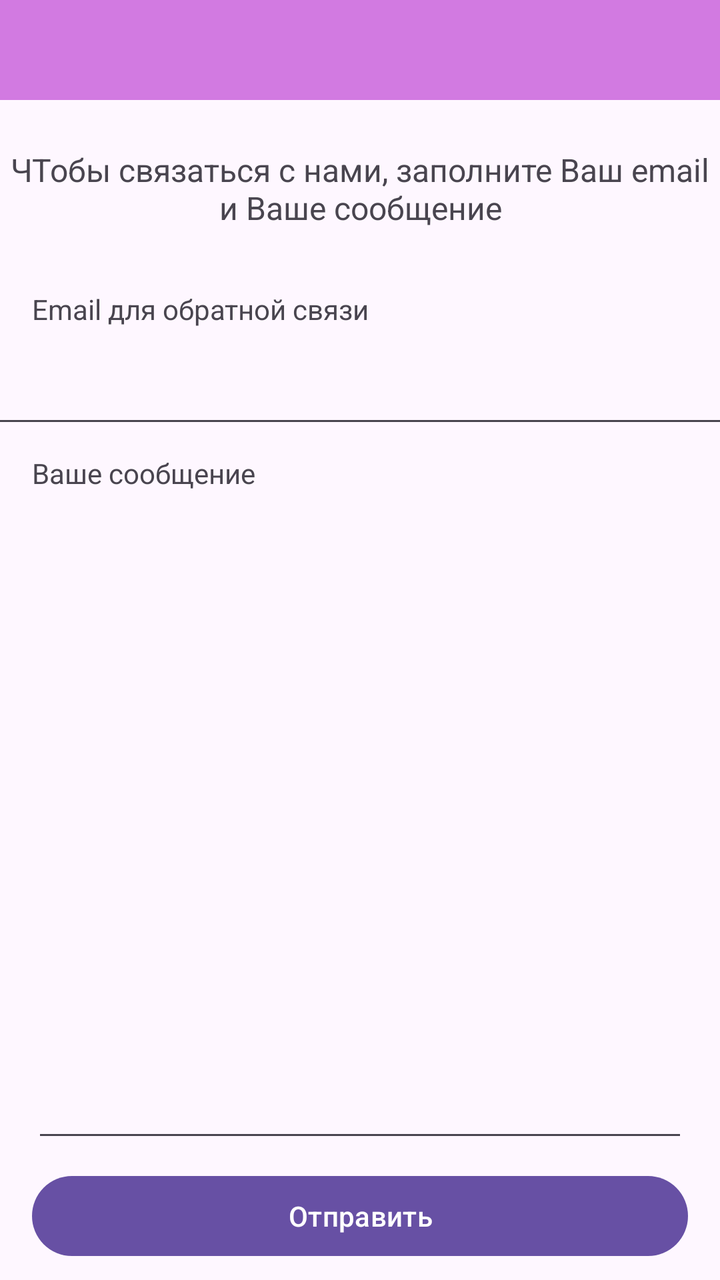
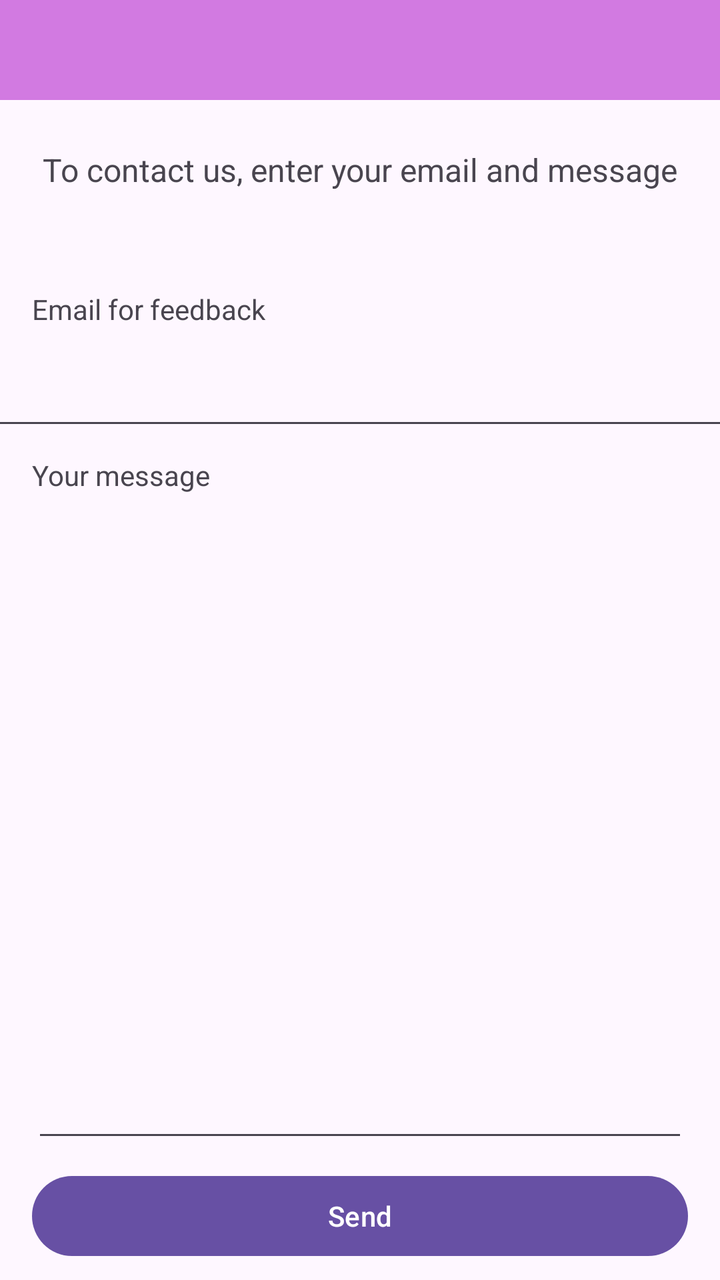

Before-and-after screenshots of an Android layout around one commit, followed by the original layout XML and the change that was made.
<!-- AndroidManifest.xml: application theme Theme.AppFond -->
<!-- res/layout/activity_feed_back.xml -->
<?xml version="1.0" encoding="utf-8"?>
<androidx.constraintlayout.widget.ConstraintLayout xmlns:android="http://schemas.android.com/apk/res/android"
    xmlns:app="http://schemas.android.com/apk/res-auto"
    xmlns:tools="http://schemas.android.com/tools"
    android:id="@+id/main"
    android:layout_width="match_parent"
    android:layout_height="match_parent"
    tools:context=".FeedBackActivity">

    <androidx.appcompat.widget.Toolbar
        android:id="@+id/feedBackToolbar"
        android:layout_width="0dp"
        android:layout_height="50dp"
        android:background="@color/fiol_bleed"
        app:layout_constraintEnd_toEndOf="parent"
        app:layout_constraintStart_toStartOf="parent"
        app:layout_constraintTop_toTopOf="parent">

    </androidx.appcompat.widget.Toolbar>

    <ProgressBar
        android:id="@+id/progressBarFeedBack"
        style="?android:attr/progressBarStyleHorizontal"
        android:layout_width="0dp"
        android:layout_height="wrap_content"
        android:indeterminate="true"
        android:indeterminateTint="@color/fiol"
        android:visibility="invisible"
        app:layout_constraintEnd_toEndOf="parent"
        app:layout_constraintHorizontal_bias="0.0"
        app:layout_constraintStart_toStartOf="parent"
        app:layout_constraintTop_toBottomOf="@+id/feedBackToolbar" />

    <TextView
        android:id="@+id/textView29"
        android:layout_width="360dp"
        android:layout_height="47dp"
        android:layout_marginStart="16dp"
        android:layout_marginTop="8dp"
        android:layout_marginEnd="16dp"
        android:text="@string/textContactUs"
        android:textAlignment="center"
        android:textSize="16sp"
        app:layout_constraintEnd_toEndOf="parent"
        app:layout_constraintStart_toStartOf="parent"
        app:layout_constraintTop_toBottomOf="@+id/progressBarFeedBack" />

    <TextView
        android:id="@+id/labelEmailFeedBack"
        android:layout_width="0dp"
        android:layout_height="wrap_content"
        android:layout_marginStart="16dp"
        android:layout_marginTop="24dp"
        android:layout_marginEnd="16dp"
        android:text="@string/textEmailFeedBack"
        app:layout_constraintEnd_toEndOf="parent"
        app:layout_constraintStart_toStartOf="parent"
        app:layout_constraintTop_toBottomOf="@+id/textView29" />

    <EditText
        android:id="@+id/fieldEmailFeedBack"
        android:layout_width="378dp"
        android:layout_height="47dp"
        android:layout_marginStart="16dp"
        android:layout_marginTop="8dp"
        android:layout_marginEnd="16dp"
        android:ems="10"
        android:inputType="text"
        app:layout_constraintEnd_toEndOf="parent"
        app:layout_constraintStart_toStartOf="parent"
        app:layout_constraintTop_toBottomOf="@+id/labelEmailFeedBack" />

    <TextView
        android:id="@+id/labelFeedBack"
        android:layout_width="0dp"
        android:layout_height="wrap_content"
        android:layout_marginStart="16dp"
        android:layout_marginTop="8dp"
        android:layout_marginEnd="16dp"
        android:text="@string/textDescrFeedBack"
        app:layout_constraintEnd_toEndOf="parent"
        app:layout_constraintStart_toStartOf="parent"
        app:layout_constraintTop_toBottomOf="@+id/fieldEmailFeedBack" />

    <EditText
        android:id="@+id/fieldDescrFeedBack"
        android:layout_width="0dp"
        android:layout_height="0dp"
        android:layout_marginStart="16dp"
        android:layout_marginTop="8dp"
        android:layout_marginEnd="16dp"
        android:layout_marginBottom="8dp"
        android:ems="10"
        android:gravity="start|top"
        android:inputType="textMultiLine"
        app:layout_constraintBottom_toTopOf="@+id/button"
        app:layout_constraintEnd_toEndOf="parent"
        app:layout_constraintStart_toStartOf="parent"
        app:layout_constraintTop_toBottomOf="@+id/labelFeedBack" />

    <Button
        android:id="@+id/button"
        android:layout_width="0dp"
        android:layout_height="wrap_content"
        android:layout_marginStart="16dp"
        android:layout_marginEnd="16dp"
        android:layout_marginBottom="8dp"
        android:text="@string/textSend"
        app:layout_constraintBottom_toBottomOf="parent"
        app:layout_constraintEnd_toEndOf="parent"
        app:layout_constraintStart_toStartOf="parent" />

</androidx.constraintlayout.widget.ConstraintLayout>
<!-- resources referenced by this layout -->
<resources>
  <color name="fiol">#9C27B0</color>
  <color name="fiol_bleed">#D27AE1</color>
  <string name="textContactUs">ЧТобы связаться с нами, заполните Ваш email и Ваше сообщение</string>
  <string name="textDescrFeedBack">Ваше сообщение</string>
  <string name="textEmailFeedBack">Еmail для обратной связи</string>
  <string name="textSend">Отправить</string>
  <style name="Theme.AppFond" parent="Theme.MaterialComponents.DayNight.NoActionBar">
          
          <item name="colorPrimary">@color/fiol</item>
          <item name="colorPrimaryVariant">@color/fiol</item>
          <item name="colorOnPrimary">@color/white</item>
          
          <item name="colorSecondary">@color/purple_400</item>
          <item name="colorSecondaryVariant">@color/purple_800</item>
          <item name="colorOnSecondary">@color/black</item>
          
          <item name="android:statusBarColor">?attr/colorPrimaryVariant</item>
          
      </style>
  <color name="white">#FFFFFFFF</color>
  <color name="black">#FF000000</color>
</resources>

<!-- the commit's change to res/layout/activity_feed_back.xml (unified diff, before → after) -->
@@ -60,7 +60,7 @@
     <EditText
         android:id="@+id/fieldEmailFeedBack"
         android:layout_width="378dp"
-        android:layout_height="47dp"
+        android:layout_height="48dp"
         android:layout_marginStart="16dp"
         android:layout_marginTop="8dp"
         android:layout_marginEnd="16dp"
@@ -93,13 +93,13 @@
         android:ems="10"
         android:gravity="start|top"
         android:inputType="textMultiLine"
-        app:layout_constraintBottom_toTopOf="@+id/button"
+        app:layout_constraintBottom_toTopOf="@+id/buttonSendFB"
         app:layout_constraintEnd_toEndOf="parent"
         app:layout_constraintStart_toStartOf="parent"
         app:layout_constraintTop_toBottomOf="@+id/labelFeedBack" />
 
     <Button
-        android:id="@+id/button"
+        android:id="@+id/buttonSendFB"
         android:layout_width="0dp"
         android:layout_height="wrap_content"
         android:layout_marginStart="16dp"
<!-- resource entries referenced after the edit -->
@@ -2,10 +2,10 @@
 <resources>
   <color name="fiol">#9C27B0</color>
   <color name="fiol_bleed">#D27AE1</color>
-  <string name="textContactUs">ЧТобы связаться с нами, заполните Ваш email и Ваше сообщение</string>
-  <string name="textDescrFeedBack">Ваше сообщение</string>
-  <string name="textEmailFeedBack">Еmail для обратной связи</string>
-  <string name="textSend">Отправить</string>
+  <string name="textContactUs">To contact us, enter your email and message</string>
+  <string name="textDescrFeedBack">Your message</string>
+  <string name="textEmailFeedBack">Еmail for feedback</string>
+  <string name="textSend">Send</string>
   <style name="Theme.AppFond" parent="Theme.MaterialComponents.DayNight.NoActionBar">
           
           <item name="colorPrimary">@color/fiol</item>
